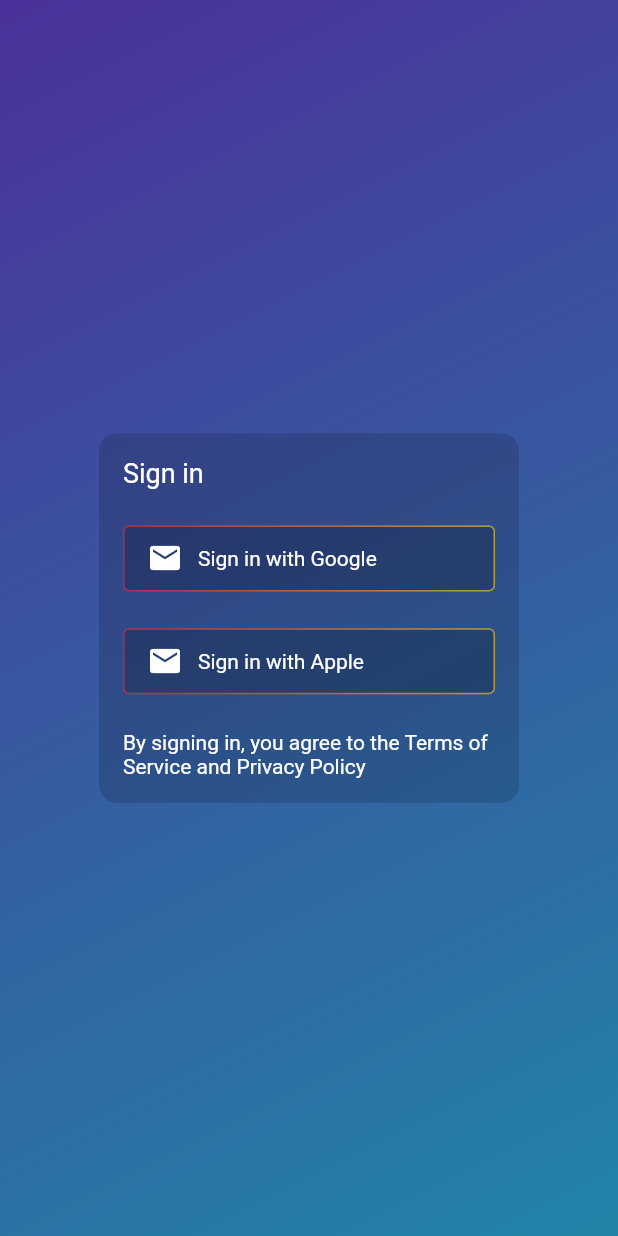
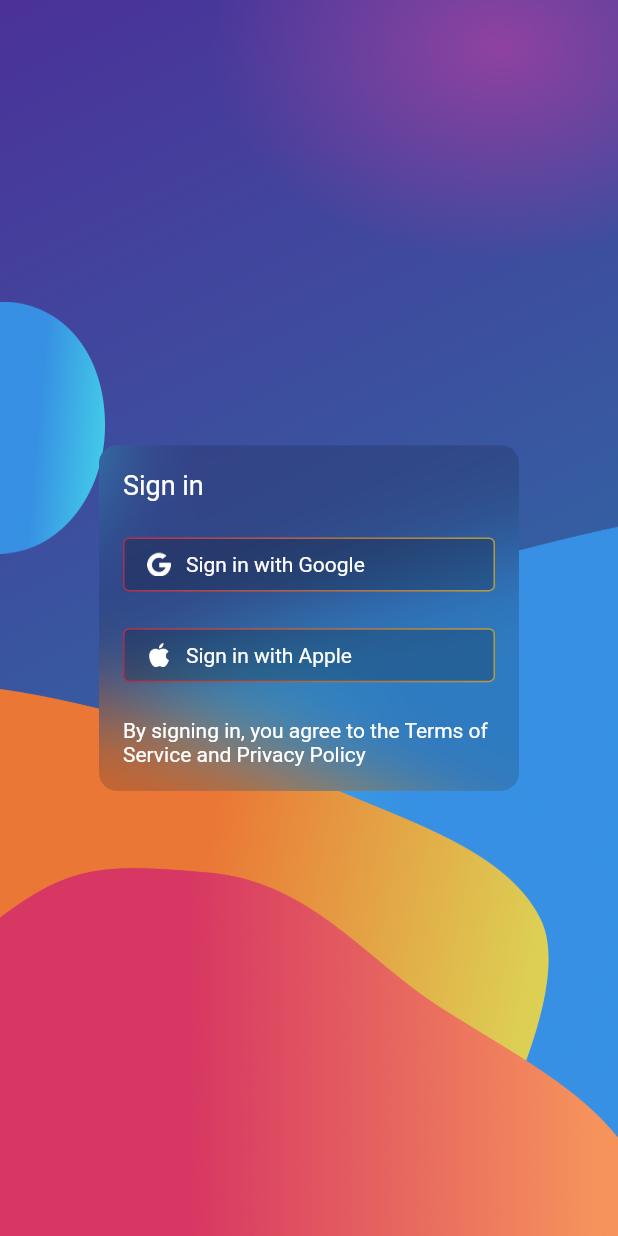
Before and after one commit to dshukertjr/spot, a Flutter app: the screen it shows after launch, on a phone screen of 412 x 824 dp. Run offline on Flutter 3.47's test engine with Material 2 defaults, Android fonts, the phone set to English and light mode, and no system bars; our stand-ins replace bloc, camera, flutter_bloc; generated files the repository leaves out were written again.

Commit message:
completed login page UI

```diff
--- a/lib/pages/login_page.dart
+++ b/lib/pages/login_page.dart
@@ -11,11 +11,44 @@ class LoginPage extends StatelessWidget {
       body: Stack(
         fit: StackFit.expand,
         children: [
+          Positioned(
+              top: -53,
+              right: -47,
+              child: Image.asset(
+                'assets/images/purple-fog.png',
+                height: 228,
+              )),
+          Positioned(
+            top: 201,
+            left: 0,
+            child: Image.asset(
+              'assets/images/blue-ellipse.png',
+              height: 168,
+            ),
+          ),
+          Positioned(
+            bottom: 0,
+            right: 0,
+            left: 37,
+            child: Image.asset('assets/images/blue-blob.png'),
+          ),
+          Positioned(
+            bottom: 0,
+            left: 0,
+            right: 46,
+            child: Image.asset('assets/images/yellow-blob.png'),
+          ),
+          Positioned(
+            bottom: 0,
+            left: 0,
+            right: 0,
+            child: Image.asset('assets/images/red-blob.png'),
+          ),
           Center(
             child: ClipRRect(
               borderRadius: BorderRadius.circular(12),
               child: BackdropFilter(
-                filter: ImageFilter.blur(sigmaX: 50, sigmaY: 50),
+                filter: ImageFilter.blur(sigmaX: 30, sigmaY: 30),
                 child: ConstrainedBox(
                   constraints: const BoxConstraints(
                     maxWidth: 280,
@@ -36,13 +69,21 @@ class LoginPage extends StatelessWidget {
                           ),
                           const SizedBox(height: 24.5),
                           _LoginButton(
-                            icon: const Icon(Icons.email),
+                            icon: Image.asset(
+                              'assets/images/google.png',
+                              width: 16,
+                              height: 16,
+                            ),
                             label: 'Sign in with Google',
                             onPressed: () {},
                           ),
                           const SizedBox(height: 24.5),
                           _LoginButton(
-                            icon: const Icon(Icons.email),
+                            icon: Image.asset(
+                              'assets/images/apple.png',
+                              width: 16,
+                              height: 16,
+                            ),
                             label: 'Sign in with Apple',
                             onPressed: () {},
                           ),
@@ -82,7 +123,7 @@ class _LoginButton extends StatelessWidget {
   @override
   Widget build(BuildContext context) {
     return CustomPaint(
-      painter: _GradientPainter(
+      painter: _GradientBorderPainter(
         strokeWidth: 1,
         radius: 4,
         gradient: const LinearGradient(
@@ -121,8 +162,8 @@ class _LoginButton extends StatelessWidget {
   }
 }
 
-class _GradientPainter extends CustomPainter {
-  _GradientPainter({
+class _GradientBorderPainter extends CustomPainter {
+  _GradientBorderPainter({
     required double strokeWidth,
     required double radius,
     required Gradient gradient,
--- a/pubspec.yaml
+++ b/pubspec.yaml
@@ -24,5 +24,7 @@ dev_dependencies:
   very_good_analysis: ^2.0.0
 
 flutter:
+  assets:
+    - assets/images/
   uses-material-design: true
   generate: true
```
Also changed, not shown: assets/images/apple.png (added), assets/images/blue-blob.png (added), assets/images/blue-ellipse.png (added), assets/images/google.png (added), assets/images/purple-fog.png (added), assets/images/red-blob.png (added), assets/images/yellow-blob.png (added).
